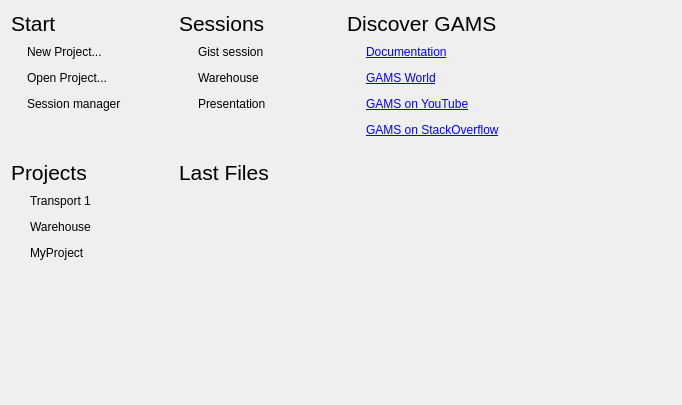
Before: the Qt Designer form src/welcomepage.ui in GAMS-dev/studio, drawn with Qt 5.
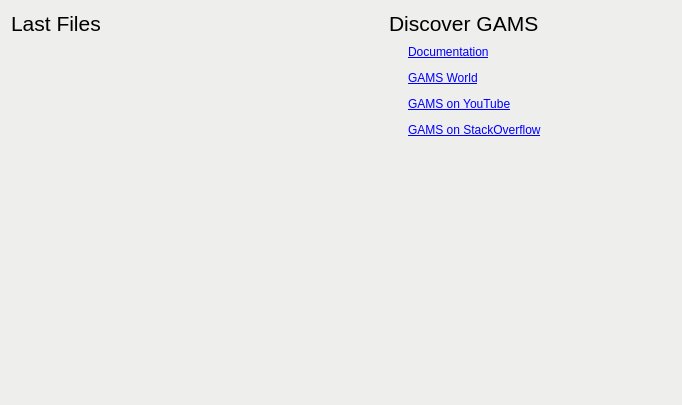
After: the same form once the commit is applied.

Commit message: removed placeholders, improved spacing, longer history

Patch:
```diff
--- a/src/welcomepage.ui
+++ b/src/welcomepage.ui
@@ -19,286 +19,15 @@
   <property name="windowTitle">
    <string>Form</string>
   </property>
+  <property name="autoFillBackground">
+   <bool>false</bool>
+  </property>
+  <property name="styleSheet">
+   <string notr="true">background-color: rgb(238, 238, 236);</string>
+  </property>
   <layout class="QHBoxLayout" name="horizontalLayout">
-   <item>
-    <layout class="QVBoxLayout" name="verticalLayout_2">
-     <item>
-      <widget class="QLabel" name="label">
-       <property name="font">
-        <font>
-         <pointsize>16</pointsize>
-        </font>
-       </property>
-       <property name="text">
-        <string>Start</string>
-       </property>
-      </widget>
-     </item>
-     <item>
-      <layout class="QFormLayout" name="formLayout_2">
-       <item row="0" column="0">
-        <spacer name="horizontalSpacer_4">
-         <property name="orientation">
-          <enum>Qt::Horizontal</enum>
-         </property>
-         <property name="sizeHint" stdset="0">
-          <size>
-           <width>10</width>
-           <height>20</height>
-          </size>
-         </property>
-        </spacer>
-       </item>
-       <item row="0" column="1">
-        <widget class="QLabel" name="label_newproject">
-         <property name="text">
-          <string>New Project...</string>
-         </property>
-        </widget>
-       </item>
-       <item row="1" column="0">
-        <spacer name="horizontalSpacer_5">
-         <property name="orientation">
-          <enum>Qt::Horizontal</enum>
-         </property>
-         <property name="sizeHint" stdset="0">
-          <size>
-           <width>10</width>
-           <height>20</height>
-          </size>
-         </property>
-        </spacer>
-       </item>
-       <item row="1" column="1">
-        <widget class="QLabel" name="label_openproject">
-         <property name="text">
-          <string>Open Project...</string>
-         </property>
-        </widget>
-       </item>
-       <item row="2" column="0">
-        <spacer name="horizontalSpacer_6">
-         <property name="orientation">
-          <enum>Qt::Horizontal</enum>
-         </property>
-         <property name="sizeHint" stdset="0">
-          <size>
-           <width>10</width>
-           <height>20</height>
-          </size>
-         </property>
-        </spacer>
-       </item>
-       <item row="2" column="1">
-        <widget class="QLabel" name="label_sessionmanager">
-         <property name="text">
-          <string>Session manager</string>
-         </property>
-        </widget>
-       </item>
-      </layout>
-     </item>
-     <item>
-      <spacer name="verticalSpacer">
-       <property name="orientation">
-        <enum>Qt::Vertical</enum>
-       </property>
-       <property name="sizeType">
-        <enum>QSizePolicy::Minimum</enum>
-       </property>
-       <property name="sizeHint" stdset="0">
-        <size>
-         <width>20</width>
-         <height>40</height>
-        </size>
-       </property>
-      </spacer>
-     </item>
-     <item>
-      <widget class="QLabel" name="label_4">
-       <property name="font">
-        <font>
-         <pointsize>16</pointsize>
-        </font>
-       </property>
-       <property name="text">
-        <string>Projects</string>
-       </property>
-      </widget>
-     </item>
-     <item>
-      <layout class="QFormLayout" name="formLayout">
-       <item row="0" column="0">
-        <spacer name="horizontalSpacer">
-         <property name="orientation">
-          <enum>Qt::Horizontal</enum>
-         </property>
-         <property name="sizeHint" stdset="0">
-          <size>
-           <width>13</width>
-           <height>20</height>
-          </size>
-         </property>
-        </spacer>
-       </item>
-       <item row="0" column="1">
-        <widget class="QLabel" name="label_6">
-         <property name="text">
-          <string>Transport 1</string>
-         </property>
-        </widget>
-       </item>
-       <item row="1" column="0">
-        <spacer name="horizontalSpacer_2">
-         <property name="orientation">
-          <enum>Qt::Horizontal</enum>
-         </property>
-         <property name="sizeHint" stdset="0">
-          <size>
-           <width>13</width>
-           <height>20</height>
-          </size>
-         </property>
-        </spacer>
-       </item>
-       <item row="1" column="1">
-        <widget class="QLabel" name="label_7">
-         <property name="text">
-          <string>Warehouse</string>
-         </property>
-        </widget>
-       </item>
-       <item row="2" column="0">
-        <spacer name="horizontalSpacer_3">
-         <property name="orientation">
-          <enum>Qt::Horizontal</enum>
-         </property>
-         <property name="sizeHint" stdset="0">
-          <size>
-           <width>13</width>
-           <height>20</height>
-          </size>
-         </property>
-        </spacer>
-       </item>
-       <item row="2" column="1">
-        <widget class="QLabel" name="label_8">
-         <property name="text">
-          <string>MyProject</string>
-         </property>
-        </widget>
-       </item>
-      </layout>
-     </item>
-     <item>
-      <spacer name="verticalSpacer_3">
-       <property name="orientation">
-        <enum>Qt::Vertical</enum>
-       </property>
-       <property name="sizeHint" stdset="0">
-        <size>
-         <width>20</width>
-         <height>40</height>
-        </size>
-       </property>
-      </spacer>
-     </item>
-    </layout>
-   </item>
    <item>
     <layout class="QVBoxLayout" name="verticalLayout_3">
-     <item>
-      <widget class="QLabel" name="label_15">
-       <property name="font">
-        <font>
-         <pointsize>16</pointsize>
-        </font>
-       </property>
-       <property name="text">
-        <string>Sessions</string>
-       </property>
-      </widget>
-     </item>
-     <item>
-      <layout class="QFormLayout" name="formLayout_4">
-       <item row="0" column="0">
-        <spacer name="horizontalSpacer_14">
-         <property name="orientation">
-          <enum>Qt::Horizontal</enum>
-         </property>
-         <property name="sizeHint" stdset="0">
-          <size>
-           <width>13</width>
-           <height>20</height>
-          </size>
-         </property>
-        </spacer>
-       </item>
-       <item row="0" column="1">
-        <widget class="QLabel" name="label_16">
-         <property name="text">
-          <string>Gist session</string>
-         </property>
-        </widget>
-       </item>
-       <item row="1" column="0">
-        <spacer name="horizontalSpacer_13">
-         <property name="orientation">
-          <enum>Qt::Horizontal</enum>
-         </property>
-         <property name="sizeHint" stdset="0">
-          <size>
-           <width>13</width>
-           <height>20</height>
-          </size>
-         </property>
-        </spacer>
-       </item>
-       <item row="1" column="1">
-        <widget class="QLabel" name="label_17">
-         <property name="text">
-          <string>Warehouse</string>
-         </property>
-        </widget>
-       </item>
-       <item row="2" column="0">
-        <spacer name="horizontalSpacer_15">
-         <property name="orientation">
-          <enum>Qt::Horizontal</enum>
-         </property>
-         <property name="sizeHint" stdset="0">
-          <size>
-           <width>13</width>
-           <height>20</height>
-          </size>
-         </property>
-        </spacer>
-       </item>
-       <item row="2" column="1">
-        <widget class="QLabel" name="label_18">
-         <property name="text">
-          <string>Presentation</string>
-         </property>
-        </widget>
-       </item>
-      </layout>
-     </item>
-     <item>
-      <spacer name="verticalSpacer_4">
-       <property name="orientation">
-        <enum>Qt::Vertical</enum>
-       </property>
-       <property name="sizeType">
-        <enum>QSizePolicy::Minimum</enum>
-       </property>
-       <property name="sizeHint" stdset="0">
-        <size>
-         <width>20</width>
-         <height>40</height>
-        </size>
-       </property>
-      </spacer>
-     </item>
      <item>
       <widget class="QLabel" name="label_19">
        <property name="font">
@@ -329,6 +58,22 @@
      </item>
     </layout>
    </item>
+   <item>
+    <spacer name="horizontalSpacer_12">
+     <property name="orientation">
+      <enum>Qt::Horizontal</enum>
+     </property>
+     <property name="sizeType">
+      <enum>QSizePolicy::MinimumExpanding</enum>
+     </property>
+     <property name="sizeHint" stdset="0">
+      <size>
+       <width>20</width>
+       <height>20</height>
+      </size>
+     </property>
+    </spacer>
+   </item>
    <item>
     <layout class="QVBoxLayout" name="verticalLayout">
      <item>
@@ -442,19 +187,6 @@
      </item>
     </layout>
    </item>
-   <item>
-    <spacer name="horizontalSpacer_12">
-     <property name="orientation">
-      <enum>Qt::Horizontal</enum>
-     </property>
-     <property name="sizeHint" stdset="0">
-      <size>
-       <width>160</width>
-       <height>20</height>
-      </size>
-     </property>
-    </spacer>
-   </item>
   </layout>
  </widget>
  <resources/>
```
The commit also changes 1 other file.
